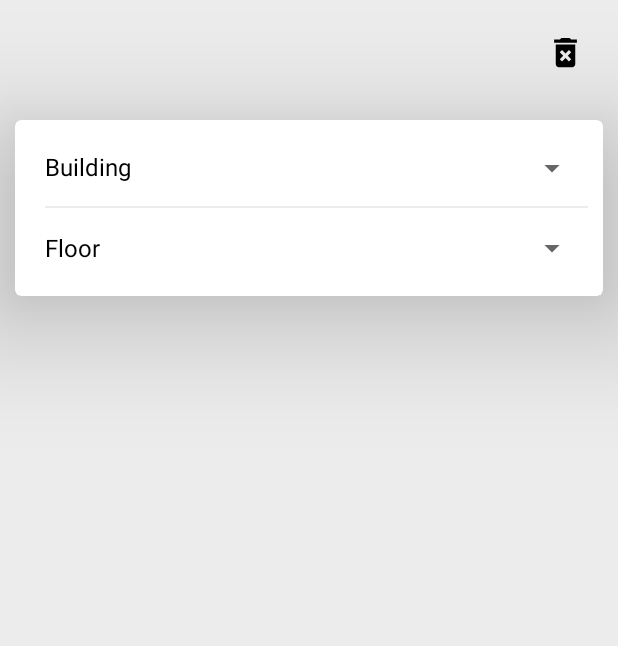
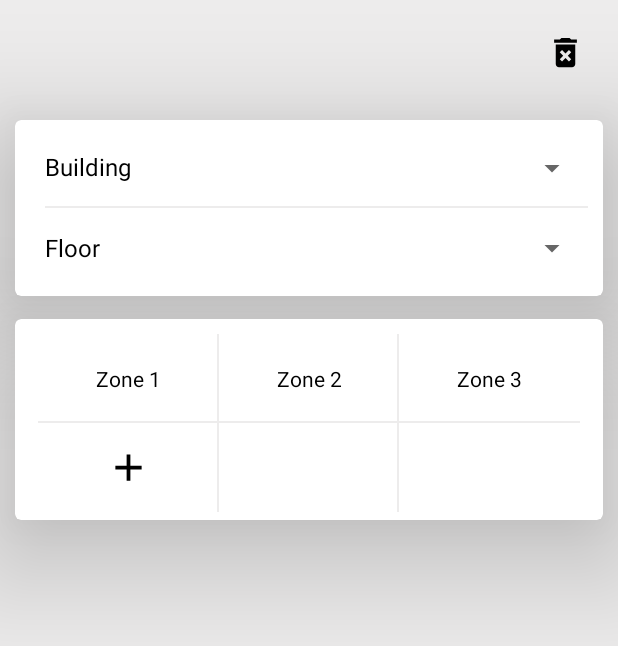
Before and after one commit to asapsonter/appScan-, an Android app: the screen it shows after launch (MainActivity), on a phone screen of 412 x 824 dp. Shown: the top 646 px of the screen. Run offline under Robolectric (Android 15) with nearby library versions, the phone set to English and light mode, and no system bars.

Commit message:
recycler view

```diff
--- a/app/src/main/java/com/example/scanqrapp/ui/main/MainFragment.java
+++ b/app/src/main/java/com/example/scanqrapp/ui/main/MainFragment.java
@@ -4,6 +4,7 @@ import androidx.annotation.NonNull;
 import androidx.annotation.Nullable;
 import androidx.fragment.app.Fragment;
 import androidx.lifecycle.ViewModelProvider;
+import androidx.recyclerview.widget.GridLayoutManager;
 
 import android.content.Context;
 import android.content.SharedPreferences;
@@ -15,12 +16,16 @@ import android.widget.ArrayAdapter;
 import android.widget.Spinner;
 
 import com.example.scanqrapp.databinding.FragmentMainBinding;
+import com.example.scanqrapp.models.SingleScannedRow;
+
+import java.util.ArrayList;
 
 public class MainFragment extends Fragment implements  MainFragmentsCallbacks  {
 
     private MainViewModel mViewModel;
     private FragmentMainBinding binding;
     ZoneAdapter zoneAdapter;
+    private final ArrayList<SingleScannedRow> excelRowArrayList = new ArrayList<>();
 
 
 
@@ -65,8 +70,23 @@ public class MainFragment extends Fragment implements  MainFragmentsCallbacks  {
 
     }
     private void setZoneRecyclerView() {
-        SharedPreferences sharedpref = getActivity().getPreferences(Context.MODE_PRIVATE);
-        int zone sharedpref.getInt("zone", 9);
+        SharedPreferences sharedPreferences = getActivity().getPreferences(Context.MODE_PRIVATE);
+        int zone =  sharedPreferences.getInt("zone", 9);
+        mViewModel.incrementZoneList(zone);
+        zoneAdapter = new ZoneAdapter(
+                mViewModel.zoneList,
+                requireContext(),
+                mViewModel.building,
+                mViewModel.floor,
+                excelRowArrayList,
+                this
+        );
+
+
+        //binding recycler view ud instance to instantiate zoneAdapter data
+
+        binding.rvZones.setAdapter(zoneAdapter);
+        binding.rvZones.setLayoutManager(new GridLayoutManager(requireContext(), 3));
 
 
 
--- a/app/src/main/java/com/example/scanqrapp/ui/main/MainViewModel.java
+++ b/app/src/main/java/com/example/scanqrapp/ui/main/MainViewModel.java
@@ -9,7 +9,7 @@ public class MainViewModel extends ViewModel {
     ArrayList<Integer> zoneList = new ArrayList<>();
     int building = 1, floor = 1;
 
-   public void incrementZoneList(){
+   public void incrementZoneList(int zone){
        zoneList.add(zoneList.size() + 1 );
        zoneList.add(zoneList.size() + 1 );
        zoneList.add(zoneList.size() + 1 );
@@ -19,5 +19,9 @@ public class MainViewModel extends ViewModel {
    public void initializeZoneList(int zoneTotal){
 
        zoneList = new ArrayList<>(); // new zoneList array instance
+
+       for (int i = 1; i <= zoneTotal; i++) {
+           zoneList.add(i);
+       }
    }
 }
--- a/app/src/main/java/com/example/scanqrapp/ui/main/ZoneAdapter.java
+++ b/app/src/main/java/com/example/scanqrapp/ui/main/ZoneAdapter.java
@@ -1,6 +1,9 @@
 package com.example.scanqrapp.ui.main;
 
+import android.content.Context;
+import android.view.LayoutInflater;
 import android.view.View;
+import android.view.ViewGroup;
 import android.widget.ImageView;
 import android.widget.TextView;
 
@@ -9,17 +12,33 @@ import androidx.constraintlayout.widget.ConstraintLayout;
 import androidx.recyclerview.widget.RecyclerView;
 
 import com.example.scanqrapp.R;
+import com.example.scanqrapp.models.SingleScannedRow;
 
-public abstract class ZoneAdapter extends RecyclerView.Adapter<ZoneAdapter.ViewHolder>{
+import java.util.ArrayList;
 
+public  class ZoneAdapter extends RecyclerView.Adapter<ZoneAdapter.ViewHolder>{
+    private final ArrayList<Integer> zoneArray;
+    private final Context context;
+    private final MainFragmentsCallbacks mainFragmentCallbacks;
+    private int building, floor;
+    private ArrayList<SingleScannedRow> excelRecordsList;
+
+
+    /*this the class where the zone adapter in charge of pass data in the zone UI is stated */
     public static class ViewHolder extends RecyclerView.ViewHolder {
         public final TextView tvName;
+        public final RecyclerView rvZones;
         public final ImageView imageViewAdd;
         public final View bottomSeparator, rightSeparator;
         public final ConstraintLayout itemZoneMain;
 
+
+        //initiating the viewholder for item_zones IDs.
         public ViewHolder( View view) {
             super(view);
+            // here you state objects ids of all item_zone properties
+            //
+            rvZones = (RecyclerView) view.findViewById(R.id.rv_zones);
             tvName = (TextView) view.findViewById(R.id.tv_zone);
             bottomSeparator = (View) view.findViewById(R.id.seperator_bottom);
             rightSeparator = (View) view.findViewById(R.id.seperator_right);
@@ -28,4 +47,74 @@ public abstract class ZoneAdapter extends RecyclerView.Adapter<ZoneAdapter.ViewH
 
         }
     }
+    public ZoneAdapter(ArrayList<Integer> dataSet,
+                       Context context,
+                       int _building,
+                       int _floor,
+                       ArrayList<SingleScannedRow> excelRecordsList,
+                       MainFragmentsCallbacks mainFragmentCallbacks){
+        zoneArray = dataSet;
+        this.context = context;
+        this.mainFragmentCallbacks = mainFragmentCallbacks;
+        building = _building;
+        floor = _floor;
+        this.excelRecordsList = excelRecordsList;
+
+    }
+    // Create new views (invoked by the layout manager)
+    @NonNull
+    @Override
+    public ViewHolder onCreateViewHolder(@NonNull ViewGroup viewGroup, int viewType) {
+        //view inflate item_zone layout
+        View view = LayoutInflater.from(viewGroup.getContext())
+                .inflate(R.layout.item_zone, viewGroup,false);
+        //return new view holder
+        return new ViewHolder(view);
+    }
+     //set position and size position of the adapter items
+    @Override
+    public void onBindViewHolder(@NonNull ViewHolder viewHolder, int position) {
+        if (position < zoneArray.size()){
+            viewHolder.tvName.setText(String.format(context.getResources().getString(R.string.zone_with_id),zoneArray.get(position)));
+
+
+        }
+
+
+        // IF statement to add the number of grids in recycler view positions
+        if (position >= (getItemCount()-3)){
+            viewHolder.bottomSeparator.setVisibility(View.GONE);
+        } else {
+            viewHolder.bottomSeparator.setVisibility(View.VISIBLE);
+        }
+
+        if ((position + 1) % 3 == 0) {
+            viewHolder.rightSeparator.setVisibility(View.GONE);
+        }else{
+            viewHolder.rightSeparator.setVisibility(View.VISIBLE);
+
+        }
+
+        if (position == zoneArray.size()){
+            viewHolder.imageViewAdd.setVisibility(View.VISIBLE);
+        } else {
+            viewHolder.imageViewAdd.setVisibility(View.GONE);
+        }
+
+        viewHolder.itemZoneMain.setOnClickListener(
+                view -> mainFragmentCallbacks
+                        .onZoneClick(viewHolder
+                                .getAdapterPosition()
+                        )
+        );
+
+        viewHolder.setIsRecyclable(false);
+
+
+    }
+    // Return the size of your dataset (invoked by the layout manager)
+    @Override
+    public int getItemCount() {
+        return(3 - (zoneArray.size() % 3)) + zoneArray.size();
+    }
 }
--- a/app/src/main/res/layout/fragment_main.xml
+++ b/app/src/main/res/layout/fragment_main.xml
@@ -82,4 +82,32 @@
         </androidx.constraintlayout.widget.ConstraintLayout>
     </com.google.android.material.card.MaterialCardView>
 
+    <com.google.android.material.card.MaterialCardView
+        android:layout_width="match_parent"
+        android:layout_height="0dp"
+        android:layout_marginStart="10dp"
+        android:layout_marginTop="15dp"
+        android:layout_marginEnd="10dp"
+        android:layout_marginBottom="15dp"
+        app:cardElevation="50dp"
+
+        app:layout_constraintHeight_default="wrap"
+        app:layout_constraintTop_toBottomOf="@id/cv_buildings_floors"
+        app:layout_constraintVertical_bias="0">
+        <androidx.recyclerview.widget.RecyclerView
+            android:id="@+id/rv_zones"
+            android:layout_width="match_parent"
+            android:layout_height="wrap_content"
+            android:paddingStart="15dp"
+            android:paddingTop="10dp"
+            android:paddingEnd="15dp"
+            app:layoutManager="androidx.recyclerview.widget.GridLayoutManager"
+            app:spanCount="3"
+            tools:itemCount="9"
+            android:paddingBottom="5dp"
+            tools:listitem="@layout/item_zone">
+
+        </androidx.recyclerview.widget.RecyclerView>
+    </com.google.android.material.card.MaterialCardView>
+
 </androidx.constraintlayout.widget.ConstraintLayout>
```
